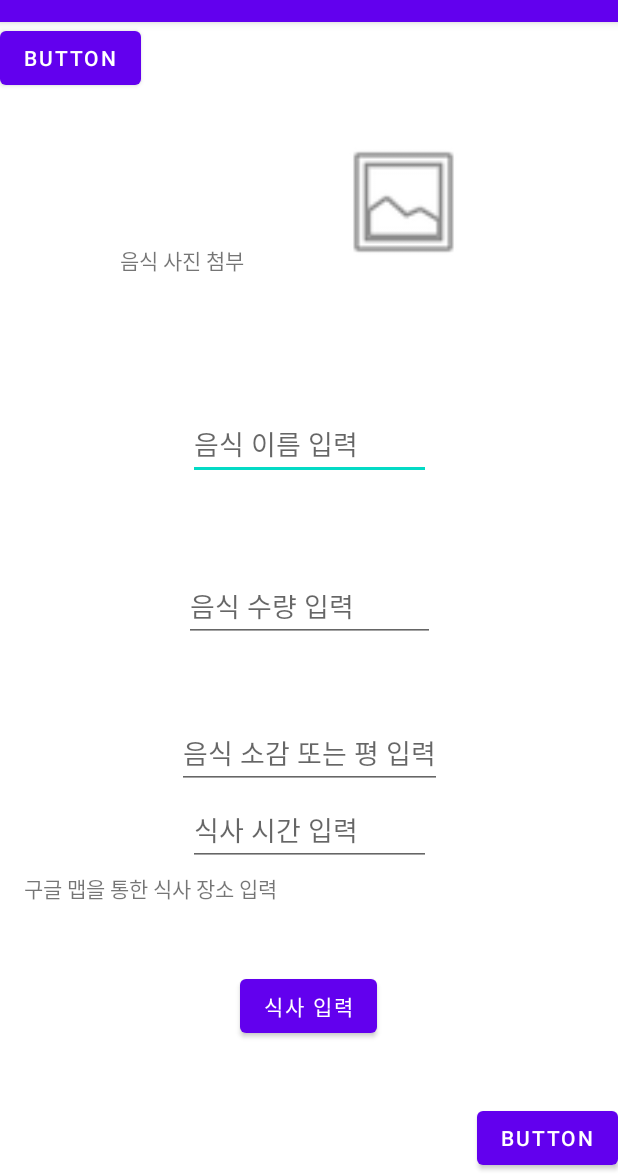
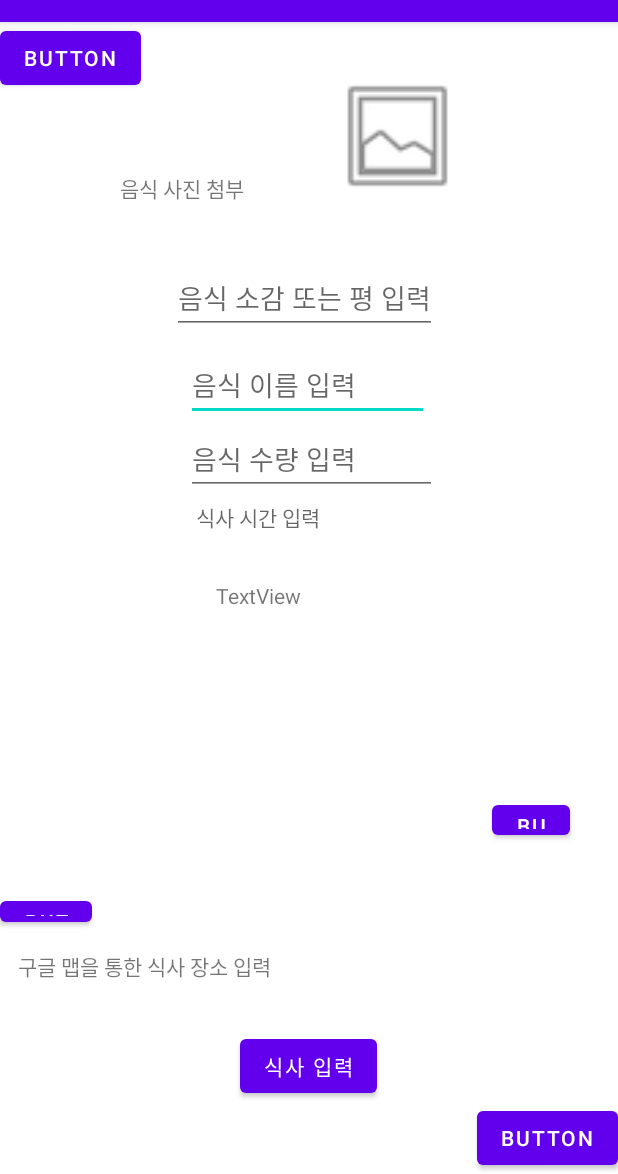
Before and after one commit to Jung-jaewoo/diet-android-app, an Android app: the screen it shows after launch (MainActivity), on a phone screen of 412 x 824 dp, the part 62-1236 px from its top. Run offline under Robolectric (Android 15) with nearby library versions, the phone set to English and light mode, and no system bars.

Commit message:
feat:' add date and time picker'

```diff
--- a/app/src/main/java/com/example/mydietandroidapp/MainActivity.java
+++ b/app/src/main/java/com/example/mydietandroidapp/MainActivity.java
@@ -6,6 +6,8 @@ import androidx.activity.result.ActivityResultLauncher;
 import androidx.activity.result.contract.ActivityResultContracts;
 import androidx.appcompat.app.AppCompatActivity;
 
+import android.app.DatePickerDialog;
+import android.app.TimePickerDialog;
 import android.content.ContentValues;
 import android.content.Intent;
 import android.database.Cursor;
@@ -17,8 +19,11 @@ import android.provider.MediaStore;
 import android.util.Log;
 import android.view.View;
 import android.widget.Button;
+import android.widget.DatePicker;
 import android.widget.EditText;
 import android.widget.ImageView;
+import android.widget.TextView;
+import android.widget.TimePicker;
 import android.widget.Toast;
 
 import java.io.FileNotFoundException;
@@ -31,6 +36,10 @@ public class MainActivity extends AppCompatActivity {
     private Uri imageUri;
     public static ArrayList<Meal> mealsInfo = new ArrayList<>();
     Button navigate_btn;
+    private TextView textView_Date;
+    private TextView textView_Time;
+    private DatePickerDialog.OnDateSetListener dateCallbackMethod;
+    private TimePickerDialog.OnTimeSetListener timeCallbackMethod;
 
     @Override
     protected void onCreate(Bundle savedInstanceState) {
@@ -47,6 +56,50 @@ public class MainActivity extends AppCompatActivity {
                 startActivity(intent);
             }
         });
+        InitializeDateView();
+        InitializeTimeView();
+        InitializeDateListener();
+        InitializeTimeListener();
+    }
+
+    public void InitializeDateView() {
+        textView_Date = (TextView) findViewById(R.id.textView_date);
+    }
+
+    public void InitializeDateListener() {
+        dateCallbackMethod = new DatePickerDialog.OnDateSetListener() {
+            @Override
+            public void onDateSet(DatePicker datePicker, int year, int month, int day) {
+                textView_Date.setText(year + "년 " + month + "월 " + day + "일");
+            }
+        };
+    }
+
+    public void InitializeTimeView() {
+        textView_Time = (TextView) findViewById(R.id.textView_time);
+    }
+
+    public void InitializeTimeListener() {
+        timeCallbackMethod = new TimePickerDialog.OnTimeSetListener() {
+            @Override
+            public void onTimeSet(TimePicker timePicker, int hour, int min) {
+                textView_Time.setText(hour + "시" + min + "분");
+            }
+        };
+
+    }
+
+    public void OnClickTimeHandler(View view)
+    {
+        TimePickerDialog dialog = new TimePickerDialog(this, timeCallbackMethod, 8, 10, true);
+
+        dialog.show();
+    }
+
+    public void OnClickDateHandler(View view) {
+        DatePickerDialog dialog = new DatePickerDialog(this, dateCallbackMethod, 2022, 12, 1);
+
+        dialog.show();
     }
 
     // 갤러리 여는 코드
@@ -91,7 +144,7 @@ public class MainActivity extends AppCompatActivity {
             );
         } else {
             addValues.put(MyContentProvider.IMAGE_URI,
-                    "no image" );
+                    "no image");
         }
 //        System.out.println(imageUri.toString());
         System.out.println(getPackageName());
--- a/app/src/main/res/layout/activity_main.xml
+++ b/app/src/main/res/layout/activity_main.xml
@@ -11,7 +11,7 @@
         android:layout_width="wrap_content"
         android:layout_height="wrap_content"
         android:layout_marginStart="80dp"
-        android:layout_marginTop="148dp"
+        android:layout_marginTop="100dp"
         android:text="@string/text1"
         app:layout_constraintStart_toStartOf="parent"
         app:layout_constraintTop_toTopOf="parent" />
@@ -20,34 +20,36 @@
         android:id="@+id/image_view"
         android:layout_width="94dp"
         android:layout_height="88dp"
-        android:layout_marginTop="76dp"
-        android:layout_marginEnd="96dp"
+        android:layout_marginTop="32dp"
+        android:layout_marginEnd="100dp"
         android:onClick="onClickGallery"
+        app:layout_constraintBottom_toTopOf="@+id/editText3"
         app:layout_constraintEnd_toEndOf="parent"
         app:layout_constraintTop_toTopOf="parent"
+        app:layout_constraintVertical_bias="0.0"
         app:srcCompat="@android:drawable/ic_menu_gallery" />
 
     <EditText
         android:id="@+id/editText1"
         android:layout_width="162dp"
         android:layout_height="42dp"
-        android:layout_marginTop="48dp"
-        android:layout_marginBottom="4dp"
+        android:layout_marginTop="8dp"
         android:hint="@string/text2"
         app:layout_constraintBottom_toTopOf="@+id/editText2"
         app:layout_constraintEnd_toEndOf="parent"
+        app:layout_constraintHorizontal_bias="0.497"
         app:layout_constraintStart_toStartOf="parent"
-        app:layout_constraintTop_toBottomOf="@+id/textView1" />
+        app:layout_constraintTop_toBottomOf="@+id/editText3" />
 
     <EditText
         android:id="@+id/editText2"
         android:layout_width="167dp"
         android:layout_height="41dp"
-        android:layout_marginTop="16dp"
-        android:layout_marginBottom="4dp"
+        android:layout_marginTop="8dp"
         android:hint="@string/text7"
-        app:layout_constraintBottom_toTopOf="@+id/editText3"
+        app:layout_constraintBottom_toTopOf="@+id/textView_date"
         app:layout_constraintEnd_toEndOf="parent"
+        app:layout_constraintHorizontal_bias="0.508"
         app:layout_constraintStart_toStartOf="parent"
         app:layout_constraintTop_toBottomOf="@+id/editText1"
         app:layout_constraintVertical_bias="0.281" />
@@ -56,38 +58,45 @@
         android:id="@+id/editText3"
         android:layout_width="wrap_content"
         android:layout_height="wrap_content"
-        android:layout_marginBottom="4dp"
+        android:layout_marginTop="160dp"
+        android:layout_marginBottom="8dp"
         android:hint="@string/text3"
-        app:layout_constraintBottom_toTopOf="@+id/editText4"
+        app:layout_constraintBottom_toTopOf="@+id/editText1"
         app:layout_constraintEnd_toEndOf="parent"
-        app:layout_constraintStart_toStartOf="parent" />
-
-    <EditText
-        android:id="@+id/editText4"
-        android:layout_width="162dp"
-        android:layout_height="47dp"
-        android:layout_marginBottom="4dp"
-        android:hint="@string/text4"
-        app:layout_constraintBottom_toTopOf="@+id/textView2"
-        app:layout_constraintEnd_toEndOf="parent"
-        app:layout_constraintStart_toStartOf="parent" />
+        app:layout_constraintHorizontal_bias="0.487"
+        app:layout_constraintStart_toStartOf="parent"
+        app:layout_constraintTop_toTopOf="parent" />
 
     <TextView
-        android:id="@+id/textView2"
+        android:id="@+id/textView_date"
+        android:layout_width="150dp"
+        android:layout_height="29dp"
+        android:layout_marginStart="124dp"
+        android:layout_marginTop="4dp"
+        android:layout_marginEnd="125dp"
+        android:layout_marginBottom="20dp"
+        android:hint="@string/text4"
+        app:layout_constraintBottom_toTopOf="@+id/textView_time"
+        app:layout_constraintEnd_toEndOf="parent"
+        app:layout_constraintStart_toStartOf="parent"
+        app:layout_constraintTop_toBottomOf="@+id/editText2" />
+
+    <TextView
+        android:id="@+id/textview"
         android:layout_width="wrap_content"
         android:layout_height="wrap_content"
-        android:layout_marginBottom="180dp"
+        android:layout_marginBottom="128dp"
         android:text="@string/text5"
         app:layout_constraintBottom_toBottomOf="parent"
         app:layout_constraintEnd_toEndOf="parent"
-        app:layout_constraintHorizontal_bias="0.067"
+        app:layout_constraintHorizontal_bias="0.05"
         app:layout_constraintStart_toStartOf="parent" />
 
     <Button
         android:id="@+id/button"
         android:layout_width="wrap_content"
         android:layout_height="wrap_content"
-        android:layout_marginBottom="88dp"
+        android:layout_marginBottom="48dp"
         android:onClick="addMeal"
         android:text="@string/text6"
         app:layout_constraintBottom_toBottomOf="parent"
@@ -119,4 +128,38 @@
         android:text="Button"
         app:layout_constraintBottom_toBottomOf="parent"
         app:layout_constraintEnd_toEndOf="parent" />
+
+    <Button
+        android:id="@+id/button3"
+        android:layout_width="52dp"
+        android:layout_height="32dp"
+        android:layout_marginEnd="32dp"
+        android:layout_marginBottom="220dp"
+        android:onClick="OnClickDateHandler"
+        android:text="Button"
+        app:layout_constraintBottom_toBottomOf="parent"
+        app:layout_constraintEnd_toEndOf="parent"
+        app:layout_constraintHorizontal_bias="0.925"
+        app:layout_constraintStart_toEndOf="@+id/editText4" />
+
+    <TextView
+        android:id="@+id/textView_time"
+        android:layout_width="116dp"
+        android:layout_height="28dp"
+        android:layout_marginStart="144dp"
+        android:layout_marginTop="24dp"
+        android:text="TextView"
+        app:layout_constraintStart_toStartOf="parent"
+        app:layout_constraintTop_toBottomOf="@+id/textView_date" />
+
+    <Button
+        android:id="@+id/button4"
+        android:layout_width="61dp"
+        android:layout_height="26dp"
+        android:layout_marginStart="64dp"
+        android:layout_marginTop="32dp"
+        android:onClick="OnClickTimeHandler"
+        android:text="Button"
+        app:layout_constraintStart_toEndOf="@+id/textView"
+        app:layout_constraintTop_toBottomOf="@+id/button3" />
 </androidx.constraintlayout.widget.ConstraintLayout>
--- a/app/src/main/res/layout/activity_main2.xml
+++ b/app/src/main/res/layout/activity_main2.xml
@@ -5,16 +5,26 @@
     android:layout_width="match_parent"
     android:layout_height="match_parent"
     tools:context=".MainActivity2">
+    <CalendarView
+        android:layout_width="wrap_content"
+        android:layout_height="wrap_content"
+        android:id="@+id/calendarView"
+        app:layout_constraintStart_toStartOf="parent"
+        android:layout_marginLeft="8dp" android:layout_marginStart="8dp" app:layout_constraintEnd_toEndOf="parent"
+        android:layout_marginEnd="8dp" android:layout_marginRight="8dp"
+        app:layout_constraintHorizontal_bias="0.488" android:layout_marginTop="8dp"
+        tools:ignore="MissingConstraints" />
+
     <androidx.recyclerview.widget.RecyclerView
         android:id="@+id/recyclerView"
-        android:layout_width="0dp"
-        android:layout_height="0dp"
+        android:layout_width="317dp"
+        android:layout_height="338dp"
         android:layout_marginStart="8dp"
-        android:layout_marginTop="8dp"
+        android:layout_marginTop="48dp"
         android:layout_marginEnd="8dp"
         android:layout_marginBottom="8dp"
         app:layout_constraintBottom_toBottomOf="parent"
         app:layout_constraintEnd_toEndOf="parent"
         app:layout_constraintStart_toStartOf="parent"
-        app:layout_constraintTop_toTopOf="parent" />
+        app:layout_constraintTop_toBottomOf="@+id/calendarView" />
 </androidx.constraintlayout.widget.ConstraintLayout>
```
